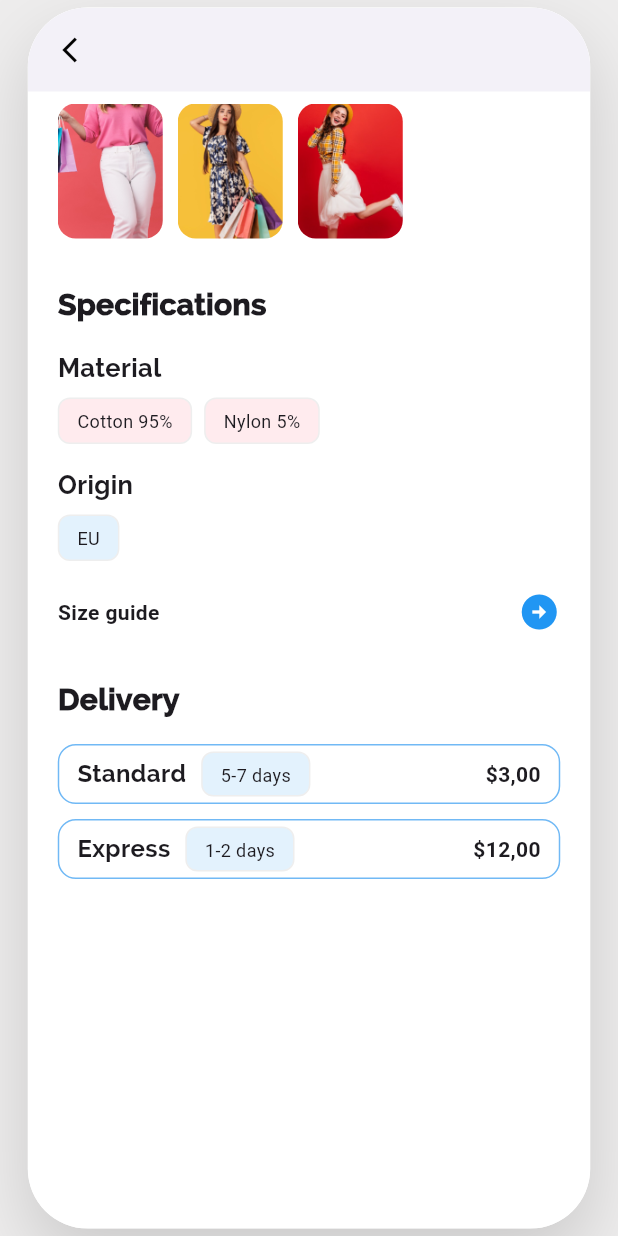
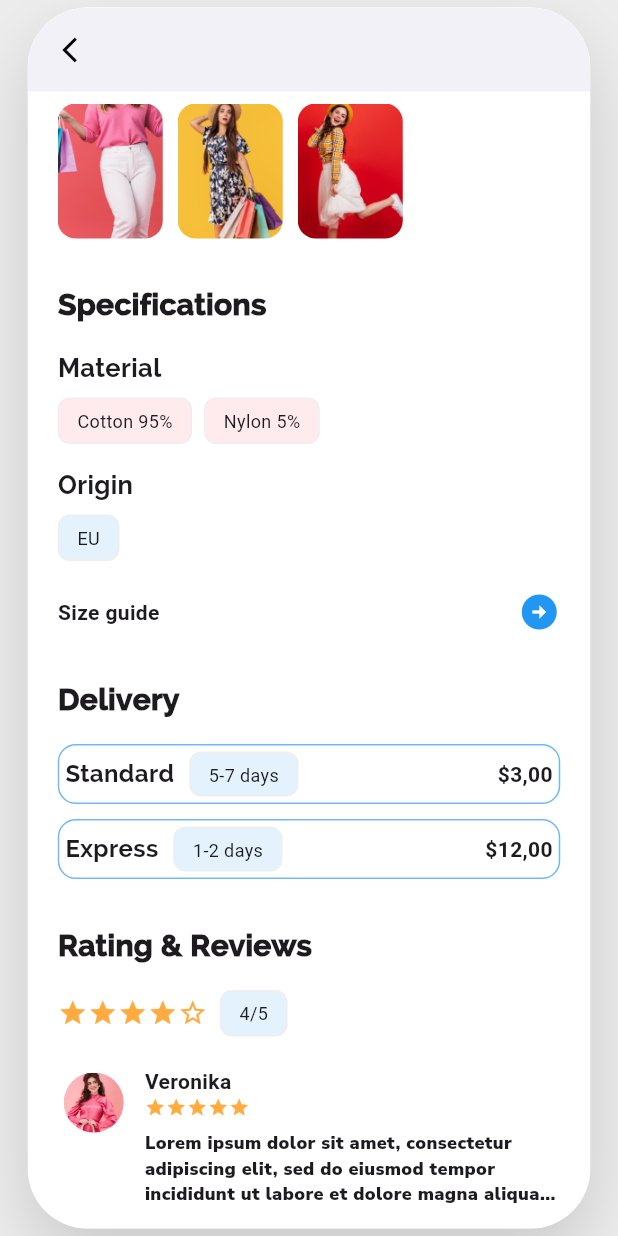
Before and after one commit to daneelsa31/full_product_page, a Flutter app: the screen it shows after launch, scrolled down 576 dp, on a phone screen of 412 x 824 dp. Run offline on Flutter 3.47's test engine with Material 3 defaults, Android fonts, the phone set to English and light mode, and no system bars.

Commit message:
feat: implement Rating & Reviews section with star icons and reviewer card

```diff
--- a/lib/main.dart
+++ b/lib/main.dart
@@ -55,16 +55,9 @@ class ProductDetailPage extends StatelessWidget {
                 pinned: true,
                 backgroundColor: Colors.white,
                 elevation: 0,
-                leading: const Icon(
-                  Icons.arrow_back_ios_new,
-                  color: Colors.black,
-                  size: 20,
-                ),
+                leading: const Icon(Icons.arrow_back_ios_new, color: Colors.black, size: 20),
                 flexibleSpace: FlexibleSpaceBar(
-                  background: Image.asset(
-                    'assets/images/mainpic.png',
-                    fit: BoxFit.cover,
-                  ),
+                  background: Image.asset('assets/images/mainpic.png', fit: BoxFit.cover),
                 ),
               ),
               SliverToBoxAdapter(
@@ -85,11 +78,7 @@ class ProductDetailPage extends StatelessWidget {
                           const SizedBox(width: 8),
                           _buildTag("M"),
                           const Spacer(),
-                          const Icon(
-                            Icons.arrow_circle_right,
-                            color: Colors.blue,
-                            size: 28,
-                          ),
+                          const Icon(Icons.arrow_circle_right, color: Colors.blue, size: 28),
                         ],
                       ),
                       const SizedBox(height: 15),
@@ -97,8 +86,10 @@ class ProductDetailPage extends StatelessWidget {
                       const SizedBox(height: 30),
                       _buildSpecificationsSection(),
                       const SizedBox(height: 30),
-                      // --- NEW: Delivery Section ---
                       _buildDeliverySection(),
+                      const SizedBox(height: 30),
+                      // --- NEW: Rating & Reviews ---
+                      _buildReviewsSection(),
                       const SizedBox(height: 1000),
                     ],
                   ),
@@ -111,23 +102,13 @@ class ProductDetailPage extends StatelessWidget {
     );
   }
 
+  // --- EXISTING HELPERS ---
   Widget _buildHeaderSection() {
     return Row(
       mainAxisAlignment: MainAxisAlignment.spaceBetween,
       children: [
-        const Text(
-          '\$17.00',
-          style: TextStyle(
-            fontFamily: 'Raleway',
-            fontSize: 26,
-            fontWeight: FontWeight.w900,
-          ),
-        ),
-        CircleAvatar(
-          backgroundColor: Colors.grey[100],
-          radius: 18,
-          child: const Icon(Icons.ios_share, size: 16, color: Colors.black),
-        ),
+        const Text('\$17.00', style: TextStyle(fontFamily: 'Raleway', fontSize: 26, fontWeight: FontWeight.w900)),
+        CircleAvatar(backgroundColor: Colors.grey[100], radius: 18, child: const Icon(Icons.ios_share, size: 16, color: Colors.black)),
       ],
     );
   }
@@ -135,25 +116,12 @@ class ProductDetailPage extends StatelessWidget {
   Widget _buildDescription() {
     return const Text(
       'Lorem ipsum dolor sit amet, consectetur adipiscing elit. Etiam arcu mauris, scelerisque eu mauris id, pretium pulvinar sapien.',
-      style: TextStyle(
-        fontFamily: 'NunitoSans',
-        fontSize: 14,
-        fontWeight: FontWeight.w600,
-        color: Colors.black,
-        height: 1.5,
-      ),
+      style: TextStyle(fontFamily: 'NunitoSans', fontSize: 14, fontWeight: FontWeight.w600, color: Colors.black, height: 1.5),
     );
   }
 
   Widget _buildSectionTitle(String title) {
-    return Text(
-      title,
-      style: const TextStyle(
-        fontFamily: 'Raleway',
-        fontSize: 20,
-        fontWeight: FontWeight.w900,
-      ),
-    );
+    return Text(title, style: const TextStyle(fontFamily: 'Raleway', fontSize: 20, fontWeight: FontWeight.w900));
   }
 
   Widget _buildTag(String label, {bool isSelected = false, Color? color}) {
@@ -169,28 +137,16 @@ class ProductDetailPage extends StatelessWidget {
   }
 
   Widget _buildThumbnailsRow() {
-    final List<String> variantImages = [
-      'assets/images/V1.png',
-      'assets/images/V2.png',
-      'assets/images/V3.png',
-    ];
+    final List<String> variantImages = ['assets/images/V1.png', 'assets/images/V2.png', 'assets/images/V3.png'];
     return Row(
-      children: variantImages
-          .map(
-            (path) => Container(
+      children: variantImages.map((path) => Container(
         margin: const EdgeInsets.only(right: 10),
-              width: 70,
-              height: 90,
+        width: 70, height: 90,
         decoration: BoxDecoration(
           borderRadius: BorderRadius.circular(12),
-                image: DecorationImage(
-                  image: AssetImage(path),
-                  fit: BoxFit.cover,
+          image: DecorationImage(image: AssetImage(path), fit: BoxFit.cover),
         ),
-              ),
-            ),
-          )
-          .toList(),
+      )).toList(),
     );
   }
 
@@ -200,31 +156,11 @@ class ProductDetailPage extends StatelessWidget {
       children: [
         _buildSectionTitle("Specifications"),
         const SizedBox(height: 15),
-        const Text(
-          "Material",
-          style: TextStyle(
-            fontFamily: 'Raleway',
-            fontSize: 17,
-            fontWeight: FontWeight.w800,
-          ),
-        ),
+        const Text("Material", style: TextStyle(fontFamily: 'Raleway', fontSize: 17, fontWeight: FontWeight.w800)),
         const SizedBox(height: 8),
-        Row(
-          children: [
-            _buildTag("Cotton 95%", color: Colors.red.shade50),
-            const SizedBox(width: 8),
-            _buildTag("Nylon 5%", color: Colors.red.shade50),
-          ],
-        ),
+        Row(children: [_buildTag("Cotton 95%", color: Colors.red.shade50), const SizedBox(width: 8), _buildTag("Nylon 5%", color: Colors.red.shade50)]),
         const SizedBox(height: 15),
-        const Text(
-          "Origin",
-          style: TextStyle(
-            fontFamily: 'Raleway',
-            fontSize: 17,
-            fontWeight: FontWeight.w800,
-          ),
-        ),
+        const Text("Origin", style: TextStyle(fontFamily: 'Raleway', fontSize: 17, fontWeight: FontWeight.w800)),
         const SizedBox(height: 8),
         _buildTag("EU", color: Colors.blue.shade50),
         const SizedBox(height: 20),
@@ -237,19 +173,12 @@ class ProductDetailPage extends StatelessWidget {
     return Row(
       mainAxisAlignment: MainAxisAlignment.spaceBetween,
       children: [
-        Text(
-          text,
-          style: TextStyle(
-            fontWeight: FontWeight.bold,
-            fontSize: isHeader ? 18 : 14,
-          ),
-        ),
+        Text(text, style: TextStyle(fontWeight: FontWeight.bold, fontSize: isHeader ? 18 : 14)),
         const Icon(Icons.arrow_circle_right, color: Colors.blue, size: 28),
       ],
     );
   }
 
-  // --- NEW: Delivery Section Helpers ---
   Widget _buildDeliverySection() {
     return Column(
       crossAxisAlignment: CrossAxisAlignment.start,
@@ -265,32 +194,74 @@ class ProductDetailPage extends StatelessWidget {
 
   Widget _buildDeliveryBox(String type, String days, String price) {
     return Container(
-      height: 40,
-      padding: const EdgeInsets.all(4),
-      decoration: BoxDecoration(
-        border: Border.all(color: const Color.fromARGB(255, 113, 185, 245)),
-        borderRadius: BorderRadius.circular(12),
+      height: 40, padding: const EdgeInsets.all(4),
+      decoration: BoxDecoration(border: Border.all(color: const Color.fromARGB(255, 113, 185, 245)), borderRadius: BorderRadius.circular(12)),
+      child: Row(children: [
+        Text(type, style: const TextStyle(fontFamily: 'Raleway', fontSize: 16, fontWeight: FontWeight.w700)),
+        const SizedBox(width: 10), _buildTag(days, color: Colors.blue.shade50),
+        const Spacer(), Text(price, style: const TextStyle(fontWeight: FontWeight.bold)),
+      ]),
+    );
+  }
+
+  // --- NEW: RATING & REVIEWS SECTION [cite: 37-41, 54-61, 77-79] ---
+  Widget _buildReviewsSection() {
+    return Column(
+      crossAxisAlignment: CrossAxisAlignment.start,
+      children: [
+        _buildSectionTitle("Rating & Reviews"),
+        const SizedBox(height: 15),
+        Row(
+          children: [
+            ...List.generate(4, (index) => const Icon(Icons.star, color: Colors.orangeAccent, size: 20)),
+            const Icon(Icons.star_outline, color: Colors.orangeAccent, size: 20),
+            const SizedBox(width: 8),
+            _buildTag("4/5", color: Colors.blue.shade50),
+          ],
         ),
-      child: Row(
+        const SizedBox(height: 20),
+        _buildReviewerCard(),
+        const SizedBox(height: 20),
+        _buildActionBtn("View All Reviews", const Color(0xFF0055FF), isFullWidth: true),
+      ],
+    );
+  }
+
+  Widget _buildReviewerCard() {
+    return Row(
+      crossAxisAlignment: CrossAxisAlignment.start,
       children: [
-          const SizedBox(width: 8),
-          Text(
-            type,
-            style: const TextStyle(
-              fontFamily: 'Raleway',
-              fontSize: 16,
-              fontWeight: FontWeight.w700,
+        const CircleAvatar(
+          radius: 24,
+          backgroundColor: Colors.white,
+          child: CircleAvatar(radius: 20, backgroundImage: AssetImage('assets/images/MP2.png')),
+        ),
+        const SizedBox(width: 10),
+        Expanded(
+          child: Column(
+            crossAxisAlignment: CrossAxisAlignment.start,
+            children: [
+              const Text("Veronika", style: TextStyle(fontWeight: FontWeight.bold, fontSize: 14)),
+              Row(children: List.generate(5, (index) => const Icon(Icons.star, color: Colors.orangeAccent, size: 14))),
+              const SizedBox(height: 8),
+              const Text(
+                "Lorem ipsum dolor sit amet, consectetur adipiscing elit, sed do eiusmod tempor incididunt ut labore et dolore magna aliqua...",
+                style: TextStyle(fontFamily: 'NunitoSans', fontSize: 12, fontWeight: FontWeight.w900),
+              ),
+            ],
           ),
         ),
-          const SizedBox(width: 10),
-          _buildTag(days, color: Colors.blue.shade50),
-          const Spacer(),
-          Text(
-            price,
-            style: const TextStyle(fontWeight: FontWeight.bold),
-          ),
-          const SizedBox(width: 8),
       ],
+    );
+  }
+
+  Widget _buildActionBtn(String text, Color color, {bool isFullWidth = false}) {
+    return Container(
+      height: 40,
+      width: isFullWidth ? double.infinity : null,
+      decoration: BoxDecoration(color: color, borderRadius: BorderRadius.circular(12)),
+      child: Center(
+        child: Text(text, style: const TextStyle(color: Colors.white, fontWeight: FontWeight.bold)),
       ),
     );
   }
```
Lines whose indentation alone changed are shown as unchanged.
